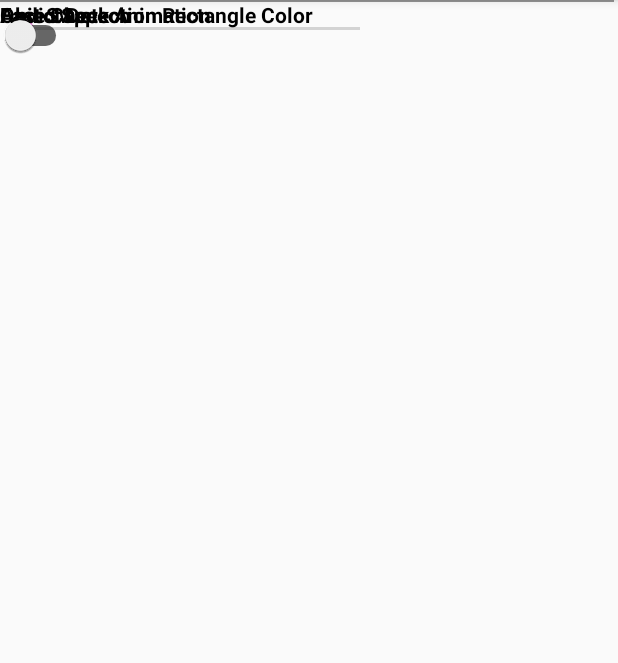
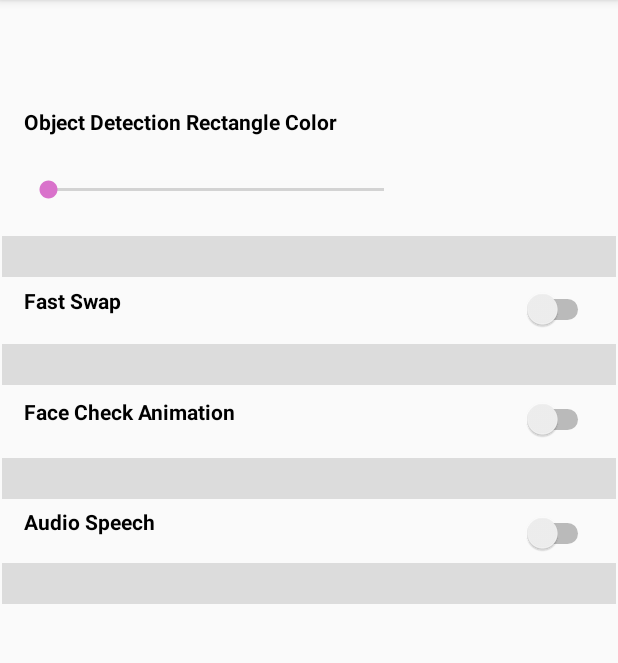
Before and after one commit to DPigeon/SeeText, an Android app: the SettingsActivity screen opened directly, with no data from a screen before it, on a phone screen of 412 x 824 dp, the part 84-747 px from its top. Run offline under Robolectric (Android 15) with nearby library versions, the phone set to English and light mode, and no system bars.

Commit message:
#29: WIP: Inferring layout constraints

```diff
--- a/app/src/main/res/layout/activity_settings.xml
+++ b/app/src/main/res/layout/activity_settings.xml
@@ -10,99 +10,150 @@
         android:id="@+id/rectangleColorTextView"
         android:layout_width="wrap_content"
         android:layout_height="wrap_content"
+        android:layout_marginStart="16dp"
+        android:layout_marginTop="71dp"
+        android:layout_marginBottom="22dp"
         android:text="Object Detection Rectangle Color"
         android:textColor="#000000"
         android:textStyle="bold"
-        tools:layout_editor_absoluteX="16dp"
-        tools:layout_editor_absoluteY="71dp" />
+        app:layout_constraintBottom_toTopOf="@+id/colorSeekBar"
+        app:layout_constraintStart_toStartOf="parent"
+        app:layout_constraintTop_toTopOf="parent" />
 
     <SeekBar
         android:id="@+id/colorSeekBar"
         android:layout_width="256dp"
-        android:layout_height="39dp"
-        tools:layout_editor_absoluteX="16dp"
-        tools:layout_editor_absoluteY="112dp" />
+        android:layout_height="0dp"
+        android:layout_marginStart="16dp"
+        android:layout_marginBottom="17dp"
+        app:layout_constraintBottom_toTopOf="@+id/divider"
+        app:layout_constraintStart_toStartOf="parent"
+        app:layout_constraintTop_toBottomOf="@+id/rectangleColorTextView" />
 
     <View
         android:id="@+id/divider"
-        android:layout_width="409dp"
-        android:layout_height="1dp"
+        android:layout_width="0dp"
+        android:layout_height="0dp"
+        android:layout_marginStart="1dp"
+        android:layout_marginEnd="1dp"
+        android:layout_marginBottom="8dp"
         android:background="?android:attr/listDivider"
-        tools:layout_editor_absoluteX="1dp"
-        tools:layout_editor_absoluteY="168dp" />
+        app:layout_constraintBottom_toTopOf="@+id/fastSwapSwitch"
+        app:layout_constraintEnd_toEndOf="parent"
+        app:layout_constraintStart_toStartOf="parent"
+        app:layout_constraintTop_toBottomOf="@+id/colorSeekBar" />
 
     <TextView
         android:id="@+id/fastSwapTextView"
         android:layout_width="wrap_content"
         android:layout_height="wrap_content"
+        android:layout_marginStart="16dp"
+        android:layout_marginEnd="266dp"
+        android:layout_marginBottom="19dp"
         android:text="Fast Swap"
         android:textColor="#000000"
         android:textStyle="bold"
-        tools:layout_editor_absoluteX="16dp"
-        tools:layout_editor_absoluteY="195dp" />
+        app:layout_constraintBottom_toTopOf="@+id/divider2"
+        app:layout_constraintEnd_toStartOf="@+id/fastSwapSwitch"
+        app:layout_constraintStart_toStartOf="parent" />
 
     <Switch
         android:id="@+id/fastSwapSwitch"
-        android:layout_width="48dp"
-        android:layout_height="47dp"
-        tools:layout_editor_absoluteX="347dp"
-        tools:layout_editor_absoluteY="177dp" />
+        android:layout_width="0dp"
+        android:layout_height="0dp"
+        android:layout_marginEnd="16dp"
+        android:layout_marginBottom="9dp"
+        app:layout_constraintBottom_toTopOf="@+id/divider2"
+        app:layout_constraintEnd_toEndOf="parent"
+        app:layout_constraintStart_toEndOf="@+id/fastSwapTextView"
+        app:layout_constraintTop_toBottomOf="@+id/divider" />
 
     <View
         android:id="@+id/divider2"
-        android:layout_width="409dp"
-        android:layout_height="1dp"
+        android:layout_width="0dp"
+        android:layout_height="0dp"
+        android:layout_marginStart="1dp"
+        android:layout_marginEnd="1dp"
+        android:layout_marginBottom="9dp"
         android:background="?android:attr/listDivider"
-        tools:layout_editor_absoluteX="1dp"
-        tools:layout_editor_absoluteY="233dp" />
+        app:layout_constraintBottom_toTopOf="@+id/faceAnimationSwitch"
+        app:layout_constraintEnd_toEndOf="parent"
+        app:layout_constraintStart_toStartOf="parent"
+        app:layout_constraintTop_toBottomOf="@+id/fastSwapSwitch" />
 
     <TextView
         android:id="@+id/faceCheckAnimationTextView"
         android:layout_width="wrap_content"
         android:layout_height="wrap_content"
+        android:layout_marginStart="16dp"
+        android:layout_marginEnd="189dp"
+        android:layout_marginBottom="21dp"
         android:text="Face Check Animation"
         android:textColor="#000000"
         android:textStyle="bold"
-        tools:layout_editor_absoluteX="16dp"
-        tools:layout_editor_absoluteY="262dp" />
+        app:layout_constraintBottom_toTopOf="@+id/divider3"
+        app:layout_constraintEnd_toStartOf="@+id/faceAnimationSwitch"
+        app:layout_constraintStart_toStartOf="parent" />
 
     <Switch
         android:id="@+id/faceAnimationSwitch"
-        android:layout_width="48dp"
-        android:layout_height="47dp"
-        tools:layout_editor_absoluteX="347dp"
-        tools:layout_editor_absoluteY="243dp" />
+        android:layout_width="0dp"
+        android:layout_height="0dp"
+        android:layout_marginEnd="16dp"
+        android:layout_marginBottom="12dp"
+        app:layout_constraintBottom_toTopOf="@+id/divider3"
+        app:layout_constraintEnd_toEndOf="parent"
+        app:layout_constraintStart_toEndOf="@+id/faceCheckAnimationTextView"
+        app:layout_constraintTop_toBottomOf="@+id/divider2" />
 
     <View
         android:id="@+id/divider3"
-        android:layout_width="409dp"
-        android:layout_height="1dp"
+        android:layout_width="0dp"
+        android:layout_height="0dp"
+        android:layout_marginStart="1dp"
+        android:layout_marginEnd="1dp"
+        android:layout_marginBottom="9dp"
         android:background="?android:attr/listDivider"
-        tools:layout_editor_absoluteX="1dp"
-        tools:layout_editor_absoluteY="302dp" />
+        app:layout_constraintBottom_toTopOf="@+id/audioTTSSwitch"
+        app:layout_constraintEnd_toEndOf="parent"
+        app:layout_constraintStart_toStartOf="parent"
+        app:layout_constraintTop_toBottomOf="@+id/faceAnimationSwitch" />
 
     <TextView
         android:id="@+id/audioTTSTextView"
         android:layout_width="wrap_content"
         android:layout_height="wrap_content"
+        android:layout_marginStart="16dp"
+        android:layout_marginEnd="243dp"
+        android:layout_marginBottom="18dp"
         android:text="Audio Speech"
         android:textColor="#000000"
         android:textStyle="bold"
-        tools:layout_editor_absoluteX="16dp"
-        tools:layout_editor_absoluteY="328dp" />
+        app:layout_constraintBottom_toTopOf="@+id/divider4"
+        app:layout_constraintEnd_toStartOf="@+id/audioTTSSwitch"
+        app:layout_constraintStart_toStartOf="parent" />
 
     <Switch
         android:id="@+id/audioTTSSwitch"
-        android:layout_width="48dp"
-        android:layout_height="47dp"
-        tools:layout_editor_absoluteX="347dp"
-        tools:layout_editor_absoluteY="312dp" />
+        android:layout_width="0dp"
+        android:layout_height="0dp"
+        android:layout_marginEnd="16dp"
+        android:layout_marginBottom="6dp"
+        app:layout_constraintBottom_toTopOf="@+id/divider4"
+        app:layout_constraintEnd_toEndOf="parent"
+        app:layout_constraintStart_toEndOf="@+id/audioTTSTextView"
+        app:layout_constraintTop_toBottomOf="@+id/divider3" />
 
     <View
         android:id="@+id/divider4"
-        android:layout_width="409dp"
-        android:layout_height="1dp"
+        android:layout_width="0dp"
+        android:layout_height="0dp"
+        android:layout_marginStart="1dp"
+        android:layout_marginEnd="1dp"
+        android:layout_marginBottom="365dp"
         android:background="?android:attr/listDivider"
-        tools:layout_editor_absoluteX="1dp"
-        tools:layout_editor_absoluteY="365dp" />
+        app:layout_constraintBottom_toBottomOf="parent"
+        app:layout_constraintEnd_toEndOf="parent"
+        app:layout_constraintStart_toStartOf="parent"
+        app:layout_constraintTop_toBottomOf="@+id/audioTTSSwitch" />
 </androidx.constraintlayout.widget.ConstraintLayout>
```
